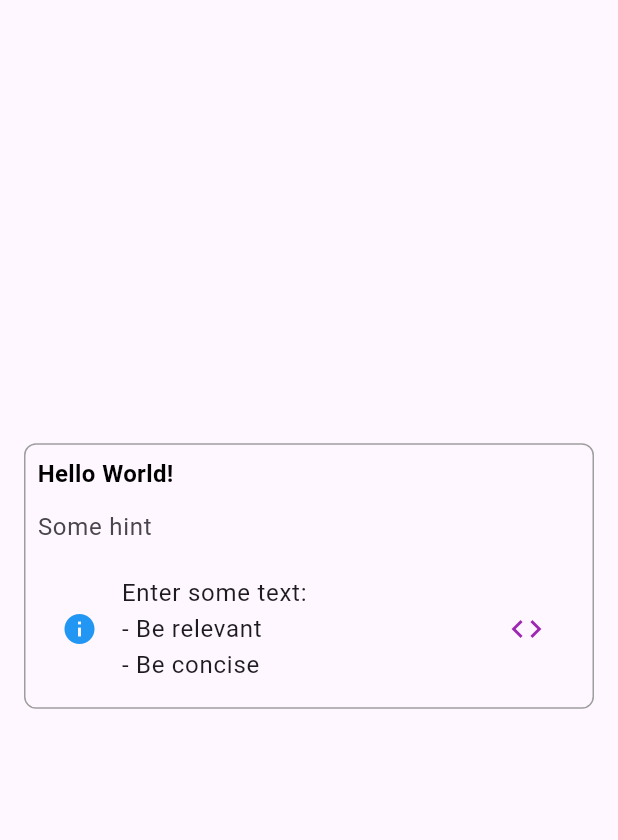
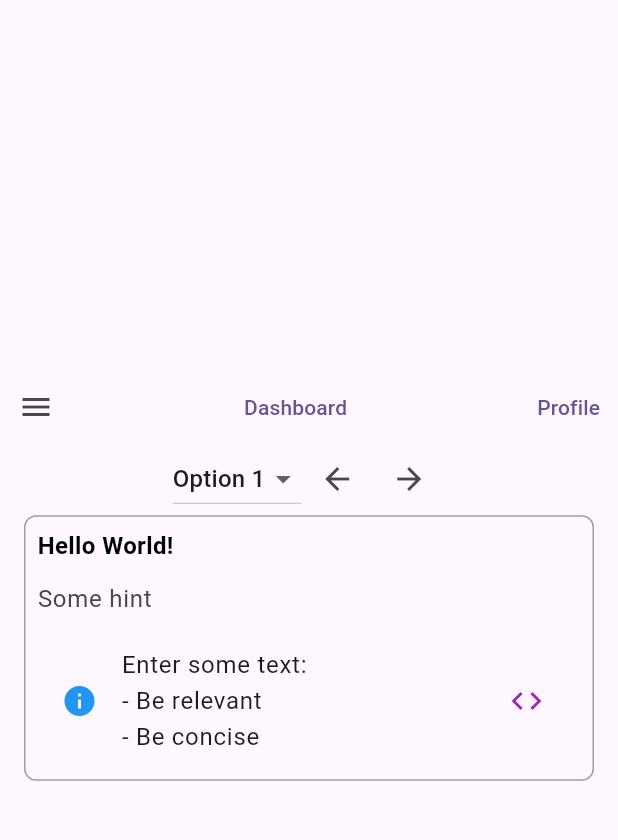
Before and after one commit to flarebyte/suricatta-sapiens, a Flutter app: the screen it shows after launch, on a phone screen of 412 x 824 dp, the part 84-924 px from its top. Run offline on Flutter 3.47's test engine with Material 2 defaults, Android fonts, the phone set to English and light mode, and no system bars; generated files the repository leaves out were written again.

Commit message:
Adds a menu and navigation panel

```diff
--- a/apps/app4152964/lib/main.dart
+++ b/apps/app4152964/lib/main.dart
@@ -50,6 +50,72 @@ class _MyHomePageState extends State<MyHomePage> {
         child: Column(
           mainAxisAlignment: MainAxisAlignment.center,
           children: <Widget>[
+            Row(
+              mainAxisAlignment: MainAxisAlignment.spaceBetween,
+              children: [
+                // Menu button with icon
+                IconButton(
+                  icon: Icon(Icons.menu),
+                  onPressed: () {
+                    // TODO: implement menu functionality
+                  },
+                ),
+                // Dashboard button
+                TextButton(
+                  child: Text('Dashboard'),
+                  onPressed: () {
+                    // TODO: implement dashboard functionality
+                  },
+                ),
+                // Profile button
+                TextButton(
+                  child: Text('Profile'),
+                  onPressed: () {
+                    // TODO: implement profile functionality
+                  },
+                ),
+              ],
+            ),
+            Row(
+              mainAxisAlignment: MainAxisAlignment.center,
+              children: [
+                // Dropdown list
+                DropdownButton<String>(
+                  value: 'Option 1',
+                  items: [
+                    DropdownMenuItem(
+                      child: Text('Option 1'),
+                      value: 'Option 1',
+                    ),
+                    DropdownMenuItem(
+                      child: Text('Option 2'),
+                      value: 'Option 2',
+                    ),
+                    DropdownMenuItem(
+                      child: Text('Option 3'),
+                      value: 'Option 3',
+                    ),
+                  ],
+                  onChanged: (value) {
+                    // TODO: implement dropdown functionality
+                  },
+                ),
+                // Previous button
+                IconButton(
+                  icon: Icon(Icons.arrow_back),
+                  onPressed: () {
+                    // TODO: implement previous functionality
+                  },
+                ),
+                // Next button
+                IconButton(
+                  icon: Icon(Icons.arrow_forward),
+                  onPressed: () {
+                    // TODO: implement next functionality
+                  },
+                ),
+              ],
+            ),
             SuricattaTextField(
                 label: AppLocalizations.of(context)!.helloWorld,
                 hint: 'Some hint',
```
